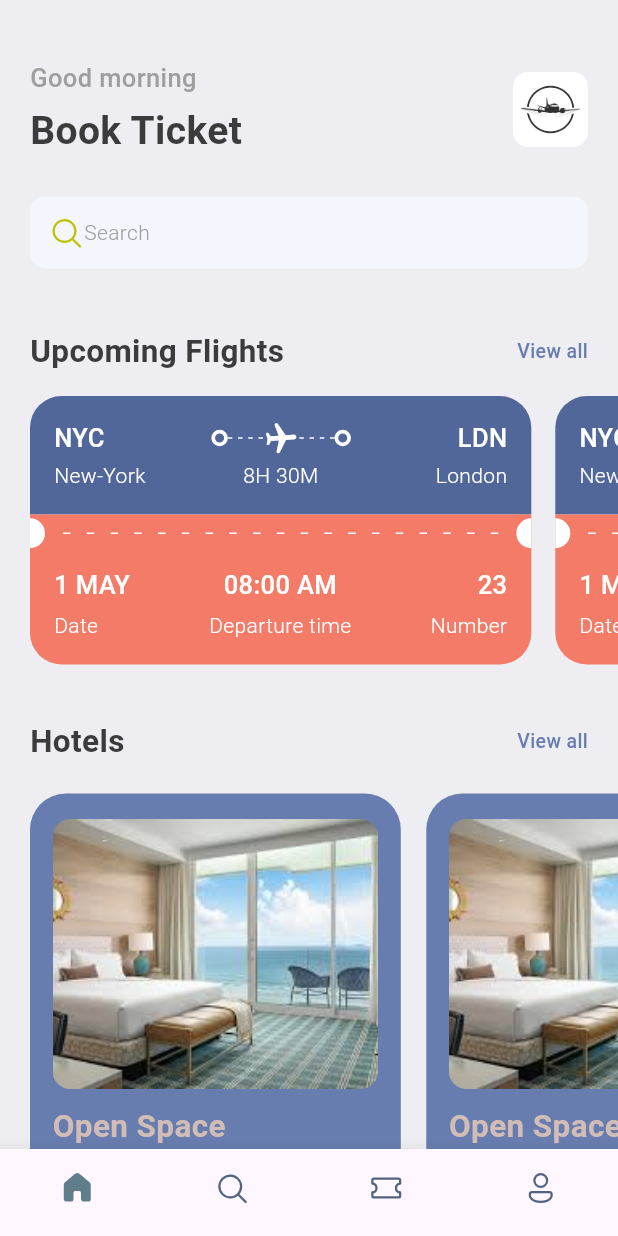
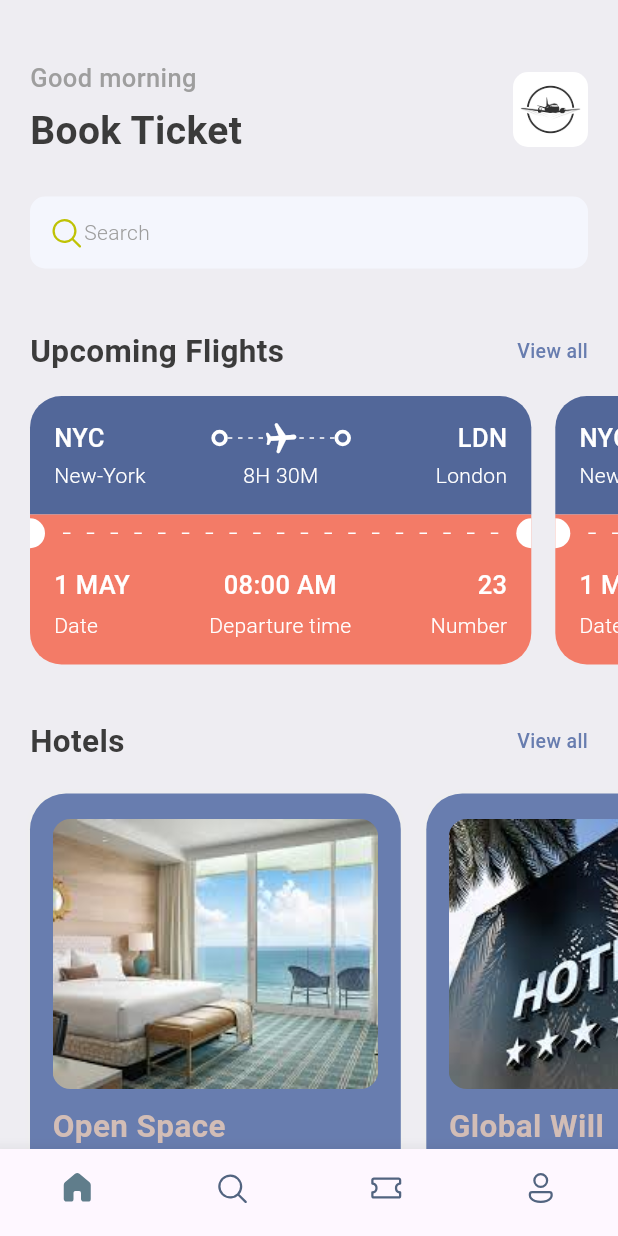
Before and after one commit to AmirBerenji/bookticket, a Flutter app: the screen it shows after launch, on a phone screen of 412 x 824 dp. Run offline on Flutter 3.47's test engine with Material 3 defaults, Android fonts, the phone set to English and light mode, and no system bars; our stand-ins replace fluentui_icons, gap.

Commit message:
Create dynamic hotel card

```diff
--- a/lib/screens/home_screen.dart
+++ b/lib/screens/home_screen.dart
@@ -1,5 +1,6 @@
 import 'package:bookticket/screens/hotel_screen.dart';
 import 'package:bookticket/screens/ticket_view.dart';
+import 'package:bookticket/utils/app_info_list.dart';
 import 'package:bookticket/utils/app_styles.dart';
 import 'package:fluentui_icons/fluentui_icons.dart';
 import 'package:flutter/material.dart';
@@ -128,16 +129,11 @@ class HomeScreen extends StatelessWidget {
 
         const Gap(15),
 
-        const SingleChildScrollView(
+         SingleChildScrollView(
           scrollDirection: Axis.horizontal,
-          padding: EdgeInsets.only(left: 20),
+          padding: const EdgeInsets.only(left: 20),
           child: Row(
-            children: [
-              HotelScreen(),
-              HotelScreen(),
-              HotelScreen(),
-              HotelScreen(),
-            ],
+            children: hotelList.map((e) => HotelScreen(hotel: e)).toList(),
           )
           ),
 
--- a/lib/screens/hotel_screen.dart
+++ b/lib/screens/hotel_screen.dart
@@ -4,7 +4,10 @@ import 'package:flutter/material.dart';
 import 'package:gap/gap.dart';
 
 class HotelScreen extends StatelessWidget {
-  const HotelScreen({super.key});
+
+  final Map<String,dynamic> hotel;
+
+  const HotelScreen({super.key, required this.hotel});
 
   @override
   Widget build(BuildContext context) {
@@ -33,25 +36,25 @@ class HotelScreen extends StatelessWidget {
             decoration: BoxDecoration(
               borderRadius: BorderRadius.circular(12),
               color: Styles.primaryColor,
-              image: const DecorationImage(
+              image:  DecorationImage(
                 fit: BoxFit.cover,
-                image: AssetImage("assets/images/hotel1.jpeg")
+                image: AssetImage('assets/images/${hotel['image']}')
                 )
             ),
           ),
           const Gap(10),
           Text(
-            "Open Space",
+            hotel["place"],
             style: Styles.headLineStyle2.copyWith(color: Styles.kakiColor),
           ),
           const Gap(5),
           Text(
-            "London",
+            hotel["destination"],
             style: Styles.headLineStyle3.copyWith(color: Styles.bgColor),
           ),
           const Gap(8),
           Text(
-            "\$40/Night",
+            '\$${hotel["price"]}/Night',
             style: Styles.headLineStyle.copyWith(color: Styles.kakiColor),
           ),
         ],
--- /dev/null
+++ b/lib/utils/app_info_list.dart
@@ -0,0 +1,27 @@
+List<Map<String, dynamic>> hotelList = [
+{
+  'image': 'hotel1.jpeg',
+  'place' : 'Open Space',
+  'destination'  : 'London',
+  'price' : 25
+},
+{
+  'image': 'hotel2.jpeg',
+  'place' : 'Global Will',
+  'destination'  : 'London',
+  'price' : 40
+},
+{
+  'image': 'hotel1.jpeg',
+  'place' : 'Tallest Building',
+  'destination'  : 'Dubai',
+  'price' : 68
+},
+{
+  'image': 'hotel2.jpeg',
+  'place' : 'Open Space',
+  'destination'  : 'France',
+  'price' : 80
+}
+
+];
```
